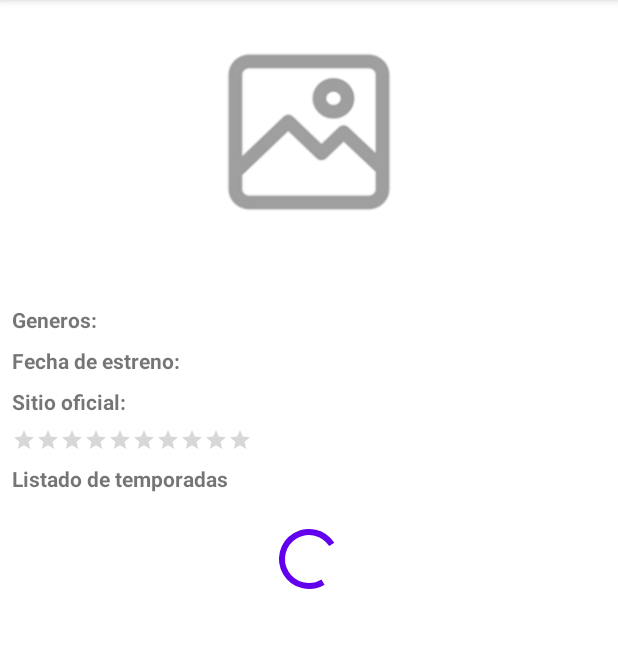
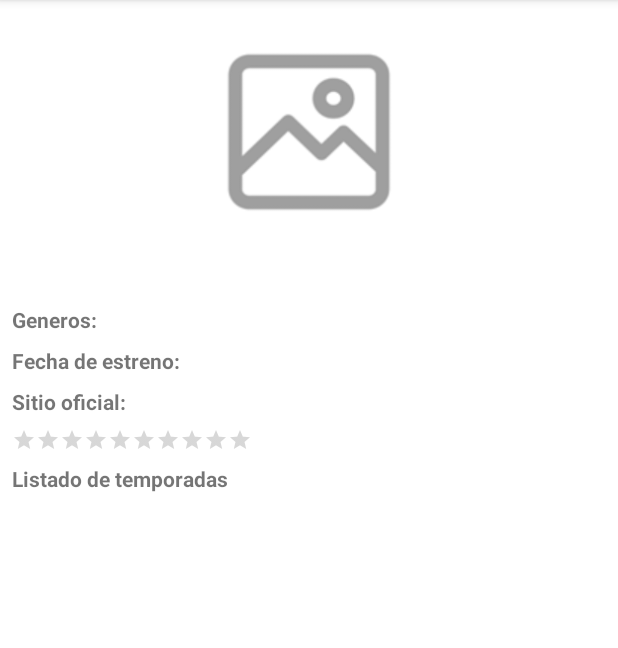
Before and after one commit to AdanLM/Series, an Android app: the DetailShowActivity screen opened directly, with no data from a screen before it, on a phone screen of 412 x 824 dp, the part 84-732 px from its top. Run offline under Robolectric (Android 15) with nearby library versions, the phone set to English and light mode, and no system bars; our stand-ins replace Dagger/Hilt's generated code, Room's generated code, RxJava; network calls fail; pictures from the network do not load; 1 statement that could not run was skipped.

Commit message:
Delete progressindicator
The indicators were deleted because it gave a null reference error.
The call of the web services to the oncreate was changed due to the same error.

```diff
--- a/app/src/main/java/com/adanlm/series/ui/detailseason/DetailSeasonContract.java
+++ b/app/src/main/java/com/adanlm/series/ui/detailseason/DetailSeasonContract.java
@@ -11,10 +11,6 @@ public interface DetailSeasonContract {
 
         void setTitleActivity(String title);
 
-        void showProgress();
-
-        void hideProgress();
-
         void showEmptyView();
     }
 
--- a/app/src/main/java/com/adanlm/series/ui/detailseason/DetailSeasonPresenter.java
+++ b/app/src/main/java/com/adanlm/series/ui/detailseason/DetailSeasonPresenter.java
@@ -45,7 +45,6 @@ public class DetailSeasonPresenter implements DetailSeasonContract.Presenter {
 
     @Override
     public void getAllEpisodesBySeason() {
-        view.showProgress();
         repository.getAllEpisodesBySeason(idSeason)
                 .subscribeOn(Schedulers.io())
                 .observeOn(AndroidSchedulers.mainThread())
@@ -58,7 +57,6 @@ public class DetailSeasonPresenter implements DetailSeasonContract.Presenter {
 
                     @Override
                     public void onSuccess(@NonNull List<Episode> episodeList) {
-                        view.hideProgress();
                         if (episodeList.size() > 0) {
                             view.showEpisodes(episodeList);
                             view.setTitleActivity("Temporada " + idSeason);
@@ -71,7 +69,6 @@ public class DetailSeasonPresenter implements DetailSeasonContract.Presenter {
                     @Override
                     public void onError(@NonNull Throwable e) {
                         Log.d(TAG, "onError: ");
-                        view.showProgress();
                         view.showEmptyView();
                     }
                 });
--- a/app/src/main/java/com/adanlm/series/ui/detailshow/DetailShowActivity.java
+++ b/app/src/main/java/com/adanlm/series/ui/detailshow/DetailShowActivity.java
@@ -46,7 +46,6 @@ public class DetailShowActivity extends DaggerAppCompatActivity implements Detai
     private ImageView imgPreview;
     private RecyclerView recyclerView;
     private RelativeLayout linearLayout;
-    private CircularProgressIndicator progressIndicator;
     private TextView emptyView;
 
     @Override
@@ -64,7 +63,6 @@ public class DetailShowActivity extends DaggerAppCompatActivity implements Detai
         recyclerView = findViewById(R.id.show_list_season);
         linearLayout = findViewById(R.id.linear_detail_show);
 
-        progressIndicator = findViewById(R.id.progress_detail_shows);
         emptyView = findViewById(R.id.empty_view_detail_show);
 
         recyclerView.setAdapter(adapter);
@@ -88,7 +86,6 @@ public class DetailShowActivity extends DaggerAppCompatActivity implements Detai
         if (!CommonUtils.isNetworkAvailable(this)) {
             showSnackDontInternet();
         }
-        presenter.getAllSeasonsByShow();
     }
 
     @Override
@@ -137,17 +134,6 @@ public class DetailShowActivity extends DaggerAppCompatActivity implements Detai
     }
 
     @Override
-    public void showProgress() {
-        progressIndicator.setVisibility(View.VISIBLE);
-
-    }
-
-    @Override
-    public void hideProgress() {
-        progressIndicator.setVisibility(View.GONE);
-    }
-
-    @Override
     public void showEmptyView() {
         recyclerView.setVisibility(View.GONE);
         emptyView.setVisibility(View.VISIBLE);
--- a/app/src/main/java/com/adanlm/series/ui/detailshow/DetailShowContract.java
+++ b/app/src/main/java/com/adanlm/series/ui/detailshow/DetailShowContract.java
@@ -13,10 +13,6 @@ public interface DetailShowContract {
         void setTitleActivity(String title);
 
         void showSeasons(List<Season> seasons);
-
-        void showProgress();
-
-        void hideProgress();
 
         void showEmptyView();
     }
--- a/app/src/main/java/com/adanlm/series/ui/detailshow/DetailShowPresenter.java
+++ b/app/src/main/java/com/adanlm/series/ui/detailshow/DetailShowPresenter.java
@@ -42,12 +42,12 @@ public class DetailShowPresenter implements DetailShowContract.Presenter {
         if (showDetail != null) {
             view.showDetailShow(showDetail);
             view.setTitleActivity(showDetail.getTitle());
+            getAllSeasonsByShow();
         }
     }
 
     @Override
     public void getAllSeasonsByShow() {
-        view.showProgress();
         repository.getAllSeasonByShow(showDetail.getIdShow())
                 .subscribeOn(Schedulers.io())
                 .observeOn(AndroidSchedulers.mainThread())
@@ -61,7 +61,6 @@ public class DetailShowPresenter implements DetailShowContract.Presenter {
                     @Override
                     public void onSuccess(@NonNull List<Season> seasons) {
                         Log.d(TAG, "onSuccess: " + seasons.size());
-                        view.hideProgress();
                         if (seasons.size() > 0) {
                             view.showSeasons(seasons);
                             for (Season season : seasons) {
@@ -76,7 +75,6 @@ public class DetailShowPresenter implements DetailShowContract.Presenter {
                     @Override
                     public void onError(@NonNull Throwable e) {
                         Log.d(TAG, "onError: ");
-                        view.showProgress();
                         view.showEmptyView();
                     }
                 });
--- a/app/src/main/java/com/adanlm/series/ui/main/MainContract.java
+++ b/app/src/main/java/com/adanlm/series/ui/main/MainContract.java
@@ -8,8 +8,6 @@ public interface MainContract {
 
     interface View {
         void showAllShows(List<Show> showsList);
-        void showProgress();
-        void hideProgress();
         void showEmptyView();
     }
 
--- a/app/src/main/java/com/adanlm/series/ui/main/MainPresenter.java
+++ b/app/src/main/java/com/adanlm/series/ui/main/MainPresenter.java
@@ -33,6 +33,7 @@ public class MainPresenter implements MainContract.Presenter {
     @Override
     public void takeView(MainContract.View view) {
         this.view = view;
+        getAllShows();
     }
 
     @Override
@@ -45,7 +46,6 @@ public class MainPresenter implements MainContract.Presenter {
 
     @Override
     public void getAllShows() {
-        view.showProgress();
         repository.getAllShows()
                 .subscribeOn(Schedulers.io())
                 .observeOn(AndroidSchedulers.mainThread())
@@ -58,7 +58,6 @@ public class MainPresenter implements MainContract.Presenter {
 
                     @Override
                     public void onSuccess(@NonNull List<Show> shows) {
-                        view.hideProgress();
                         if (shows.size() > 0) {
                             view.showAllShows(shows);
                             repository.insertAllShow(shows);
@@ -70,7 +69,6 @@ public class MainPresenter implements MainContract.Presenter {
                     @Override
                     public void onError(@NonNull Throwable e) {
                         Log.d(TAG, "onError: " + e.getMessage());
-                        view.hideProgress();
                         view.showEmptyView();
                     }
                 });
--- a/app/src/main/res/layout/activity_detail_show.xml
+++ b/app/src/main/res/layout/activity_detail_show.xml
@@ -134,16 +134,6 @@
         app:layoutManager="androidx.recyclerview.widget.LinearLayoutManager"
         tools:listitem="@layout/item_season" />
 
-    <com.google.android.material.progressindicator.CircularProgressIndicator
-        android:id="@+id/progress_detail_shows"
-        android:layout_width="wrap_content"
-        android:layout_height="wrap_content"
-        android:layout_below="@+id/lbl_list_seasons"
-        android:layout_centerHorizontal="true"
-        android:layout_marginTop="20dp"
-        android:indeterminate="true"
-        android:visibility="gone" />
-
     <TextView
         android:id="@+id/empty_view_detail_show"
         android:layout_width="wrap_content"
```
Also changed, not shown: app/src/main/java/com/adanlm/series/ui/detailseason/DetailSeasonActivity.java (+0 -13 lines), app/src/main/java/com/adanlm/series/ui/main/MainActivity.java (+0 -14 lines), app/src/main/res/layout/activity_detail_season.xml (+0 -7 lines), app/src/main/res/layout/activity_main.xml (+0 -7 lines).
